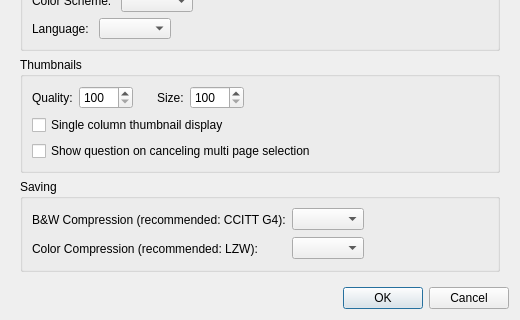
Qt form src/app/SettingsDialog.ui (karnigen/scantailor-advanced) before a commit; both pictures show x 0 to 520 and y 240 to 560 of the 520 by 560 pixel window.
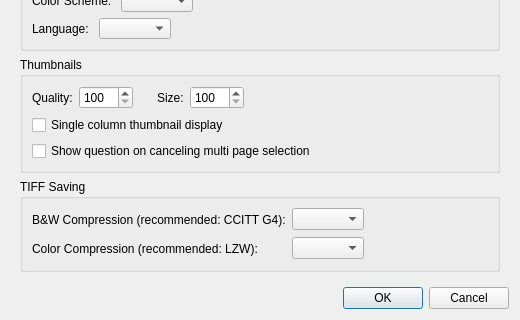
The same form after that commit.

Commit message: Clarify TIFF saving settings label

```diff
--- a/src/app/SettingsDialog.ui
+++ b/src/app/SettingsDialog.ui
@@ -353,7 +353,7 @@
        <item>
         <widget class="QGroupBox" name="groupBox_2">
          <property name="title">
-          <string>Saving</string>
+          <string>TIFF Saving</string>
          </property>
          <layout class="QHBoxLayout" name="horizontalLayout_2">
           <item>
```
